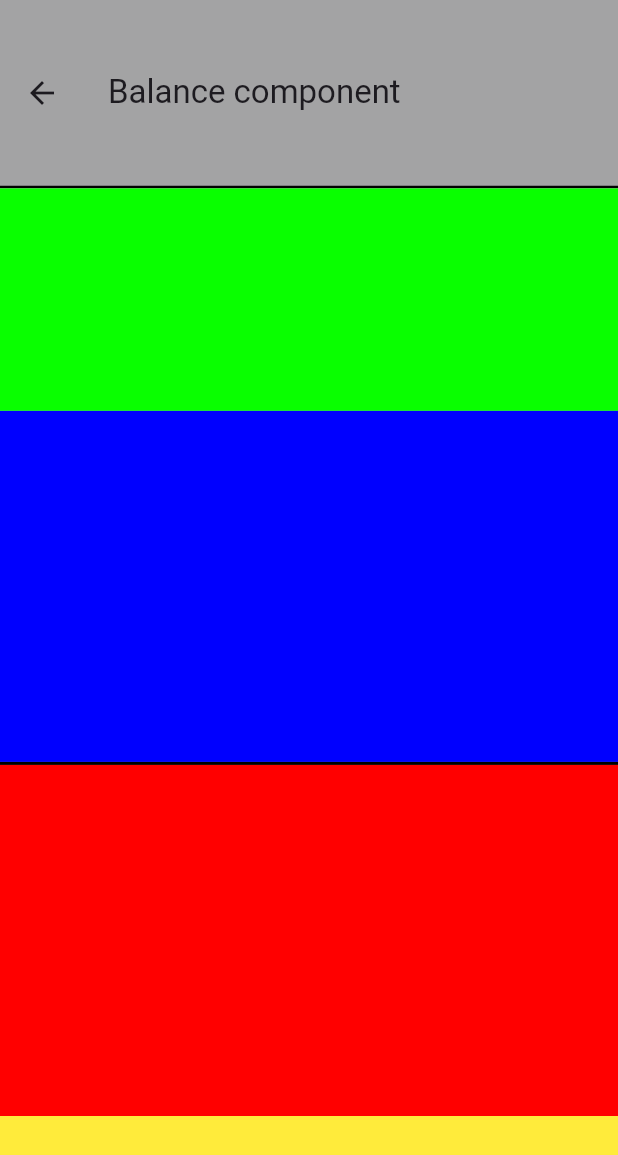
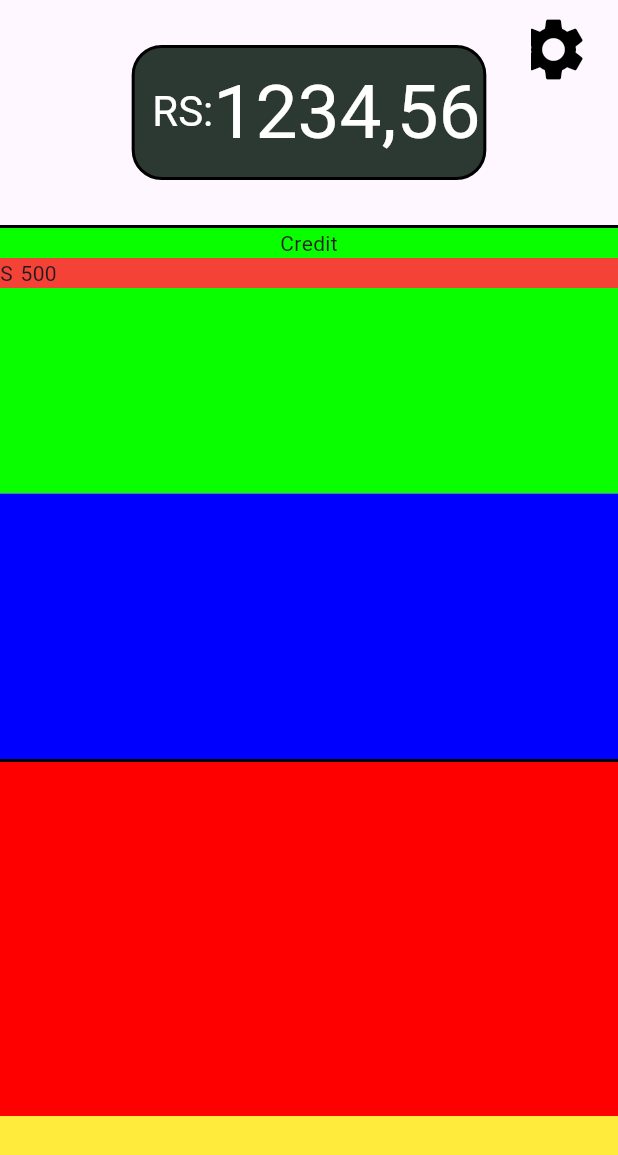
Before and after one commit to douglasdodo1/Wallet-Doit, a Flutter app: the MyHomePage screen opened directly, on a phone screen of 412 x 824 dp. Shown: the top 1155 px of the screen. Run offline on Flutter 3.47's test engine with Material 3 defaults, Android fonts, the phone set to English and light mode, and no system bars.

Commit message:
branch20250117

```diff
--- a/frontend/lib/main.dart
+++ b/frontend/lib/main.dart
@@ -1,4 +1,5 @@
 import 'package:flutter/material.dart';
+import 'package:frontend/views/home_page.dart';
 import 'package:frontend/views/menu_page.dart';
 
 void main() {
@@ -16,7 +17,7 @@
         colorScheme: ColorScheme.fromSeed(seedColor: Colors.deepPurple),
         useMaterial3: true,
       ),
-      home: MenuPage(),
+      home: MyHomePage(),
     );
   }
 }
--- a/frontend/lib/views/home_page.dart
+++ b/frontend/lib/views/home_page.dart
@@ -1,31 +1,34 @@
 import 'package:flutter/material.dart';
+import 'package:frontend/widgets/credit_widget.dart';
+import 'package:frontend/widgets/debit_widget.dart';
 
 class MyHomePage extends StatelessWidget {
   const MyHomePage({super.key});
 
   @override
   Widget build(BuildContext context) {
-    double appBarHeight = MediaQuery.of(context).size.height * 0.15;
     return Scaffold(
       appBar: AppBar(
-        toolbarHeight: appBarHeight,
-        title: Text('Balance component'),
-        backgroundColor: Color(0xFFA3A3A4),
+        toolbarHeight: 150, // Defina a altura do AppBar
+        title: DebitWidget(),
       ),
-      body: Center(
+      body: SizedBox.expand(
         child: Column(
           children: <Widget>[
             Container(
               height: 2,
               color: Colors.black,
             ),
-            Container(
-              height: MediaQuery.of(context).size.height * 0.18,
-              color: const Color.fromARGB(255, 9, 255, 0),
+            Expanded(
+              flex: 3,
+              child: Container(
+                color: const Color.fromARGB(255, 9, 255, 0),
+                child: CreditWidget(),
+              ),
             ),
             Expanded(
+              flex: 3,
               child: Container(
-                height: 2 / 3,
                 color: const Color.fromARGB(255, 0, 0, 255),
               ),
             ),
@@ -34,6 +37,7 @@ class MyHomePage extends StatelessWidget {
               color: Colors.black,
             ),
             Expanded(
+              flex: 4,
               child: Container(
                 color: const Color.fromARGB(255, 255, 0, 0),
               ),
--- /dev/null
+++ b/frontend/lib/widgets/credit_widget.dart
@@ -0,0 +1,35 @@
+import 'package:flutter/material.dart';
+
+class CreditWidget extends StatefulWidget {
+  const CreditWidget({super.key});
+  @override
+  CreditWidgetState createState() => CreditWidgetState();
+}
+
+class CreditWidgetState extends State<CreditWidget> {
+  @override
+  Widget build(BuildContext context) {
+    return FractionallySizedBox(
+      widthFactor: 1,
+      heightFactor: 1,
+      child: Column(
+        children: [
+          Text('Credit'),
+          Center(
+            child: Container(
+              color: Colors.red,
+              child: Row(
+                children: [
+                  Text('S'),
+                  SizedBox(width: 5),
+                  Text('500'),
+                ],
+              ),
+            ),
+          ),
+          Container(),
+        ],
+      ),
+    );
+  }
+}
--- /dev/null
+++ b/frontend/lib/widgets/debit_widget.dart
@@ -0,0 +1,76 @@
+import 'package:flutter/material.dart';
+
+class DebitWidget extends StatefulWidget {
+  const DebitWidget({super.key});
+
+  @override
+  DebitWidgetState createState() => DebitWidgetState();
+}
+
+class DebitWidgetState extends State<DebitWidget> {
+  @override
+  Widget build(BuildContext context) {
+    return SizedBox(
+      height: 150,
+      child: Row(
+        children: [
+          Expanded(
+            flex: 1,
+            child: SizedBox(),
+          ),
+          Expanded(
+              flex: 7,
+              child: FractionallySizedBox(
+                  heightFactor: 1,
+                  child: FractionallySizedBox(
+                    heightFactor: 0.6,
+                    child: SizedBox(
+                      child: FractionallySizedBox(
+                        widthFactor: 0.8,
+                        heightFactor: 1,
+                        child: Container(
+                          decoration: BoxDecoration(
+                              color: const Color.fromARGB(255, 44, 57, 51),
+                              border: Border.all(color: Colors.black, width: 2),
+                              borderRadius: BorderRadius.circular(20)),
+                          child: Row(
+                            mainAxisAlignment: MainAxisAlignment.center,
+                            children: [
+                              SizedBox(width: 10),
+                              Text(
+                                "RS:",
+                                style: TextStyle(
+                                    fontSize: 28, color: Colors.white),
+                              ),
+                              Text("1234,56",
+                                  style: TextStyle(
+                                      fontSize: 50, color: Colors.white))
+                            ],
+                          ),
+                        ),
+                      ),
+                    ),
+                  ))),
+          Expanded(
+            flex: 1,
+            child: SizedBox(
+              child: Stack(
+                children: [
+                  Positioned(
+                    right: 2,
+                    top: 8,
+                    child: Icon(
+                      Icons.settings,
+                      color: Colors.black,
+                      size: 50,
+                    ),
+                  ),
+                ],
+              ),
+            ),
+          ),
+        ],
+      ),
+    );
+  }
+}
--- a/frontend/lib/widgets/login_widget.dart
+++ b/frontend/lib/widgets/login_widget.dart
@@ -3,8 +3,7 @@ import 'package:flutter/material.dart';
 class LoginWidget extends StatefulWidget {
   final void Function(bool) onInputPressed;
 
-  const LoginWidget({super.key,
-  required this.onInputPressed});
+  const LoginWidget({super.key, required this.onInputPressed});
 
   @override
   State<LoginWidget> createState() => _LoginWidgetState();
@@ -13,8 +12,6 @@ class LoginWidget extends StatefulWidget {
 class _LoginWidgetState extends State<LoginWidget> {
   final FocusNode _usernameFocusNode = FocusNode();
   final FocusNode _passwordFocusNode = FocusNode();
-
-  bool _isInputFocused = false;
 
   @override
   void initState() {
@@ -25,9 +22,6 @@ class _LoginWidgetState extends State<LoginWidget> {
 
   void _updateFocusState() {
     final hasFocus = _usernameFocusNode.hasFocus || _passwordFocusNode.hasFocus;
-    setState(() {
-      _isInputFocused = hasFocus;
-    });
     widget.onInputPressed(hasFocus); // Notifica a MenuPage sobre o estado
   }
 
--- a/frontend/lib/widgets/register_widget.dart
+++ b/frontend/lib/widgets/register_widget.dart
@@ -2,8 +2,7 @@ import 'package:flutter/material.dart';
 
 class RegisterWidget extends StatefulWidget {
   final void Function(bool) onInputPressed;
-  const RegisterWidget({super.key,
-  required this.onInputPressed});
+  const RegisterWidget({super.key, required this.onInputPressed});
 
   @override
   RegisterWidgetState createState() => RegisterWidgetState();
@@ -89,7 +88,7 @@ class RegisterWidgetState extends State<RegisterWidget> {
                       ),
                     ),
                   );
-                }).toList(),
+                }),
                 const SizedBox(height: 30),
                 ElevatedButton(
                   onPressed: () {
```
